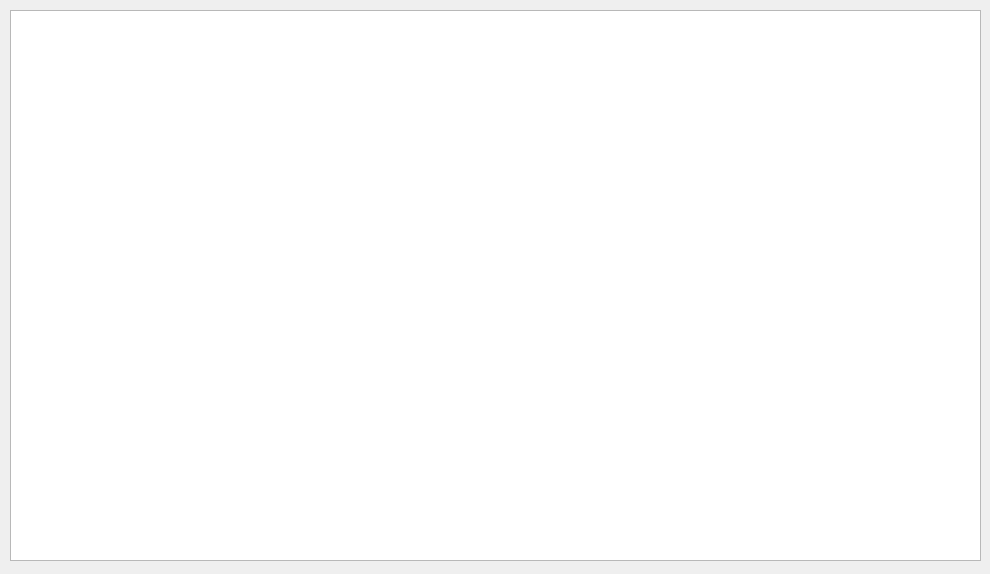
Qt form main.ui (TimeIsOut/Coffee) before a commit.
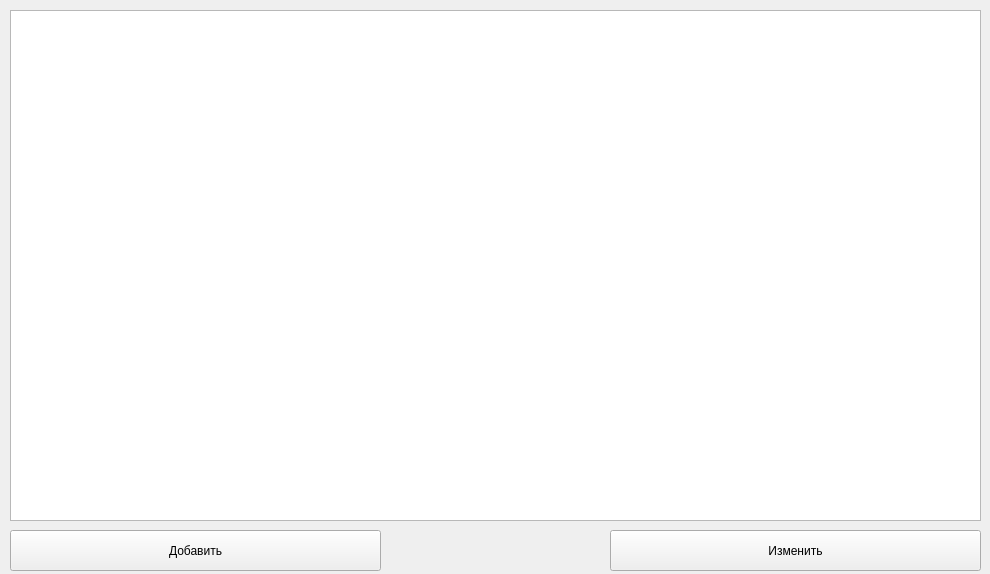
The same form after that commit.

```diff
--- a/main.ui
+++ b/main.ui
@@ -19,13 +19,52 @@
      <x>10</x>
      <y>10</y>
      <width>971</width>
-     <height>551</height>
+     <height>511</height>
     </rect>
    </property>
    <attribute name="horizontalHeaderDefaultSectionSize">
     <number>130</number>
    </attribute>
   </widget>
+  <widget class="QPushButton" name="add">
+   <property name="geometry">
+    <rect>
+     <x>10</x>
+     <y>530</y>
+     <width>371</width>
+     <height>41</height>
+    </rect>
+   </property>
+   <property name="text">
+    <string>Добавить</string>
+   </property>
+  </widget>
+  <widget class="QPushButton" name="edit">
+   <property name="geometry">
+    <rect>
+     <x>610</x>
+     <y>530</y>
+     <width>371</width>
+     <height>41</height>
+    </rect>
+   </property>
+   <property name="text">
+    <string>Изменить</string>
+   </property>
+  </widget>
+  <widget class="QLabel" name="error">
+   <property name="geometry">
+    <rect>
+     <x>390</x>
+     <y>530</y>
+     <width>211</width>
+     <height>41</height>
+    </rect>
+   </property>
+   <property name="text">
+    <string/>
+   </property>
+  </widget>
  </widget>
  <resources/>
  <connections/>
```
